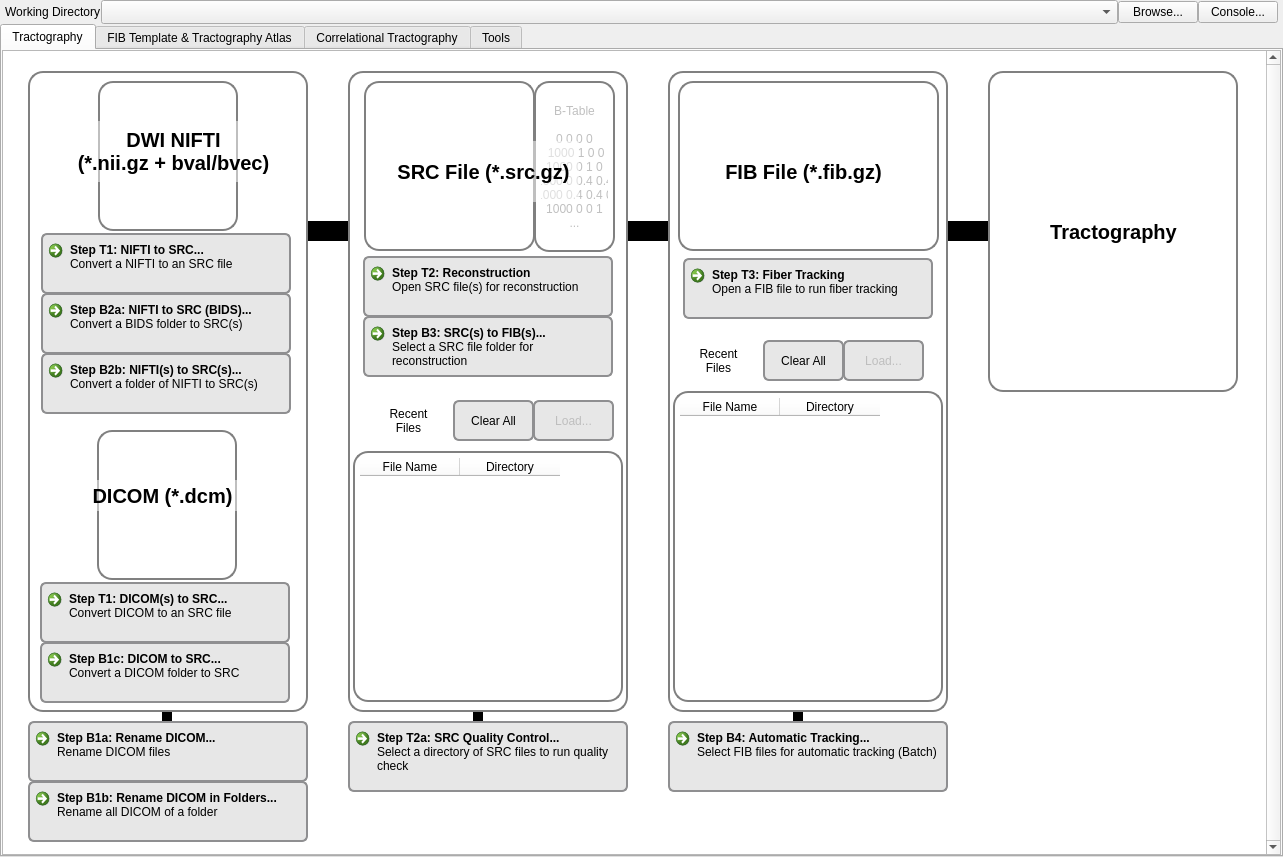
Before: the Qt Designer form mainwindow.ui in frankyeh/DSI-Studio, drawn with Qt 5.
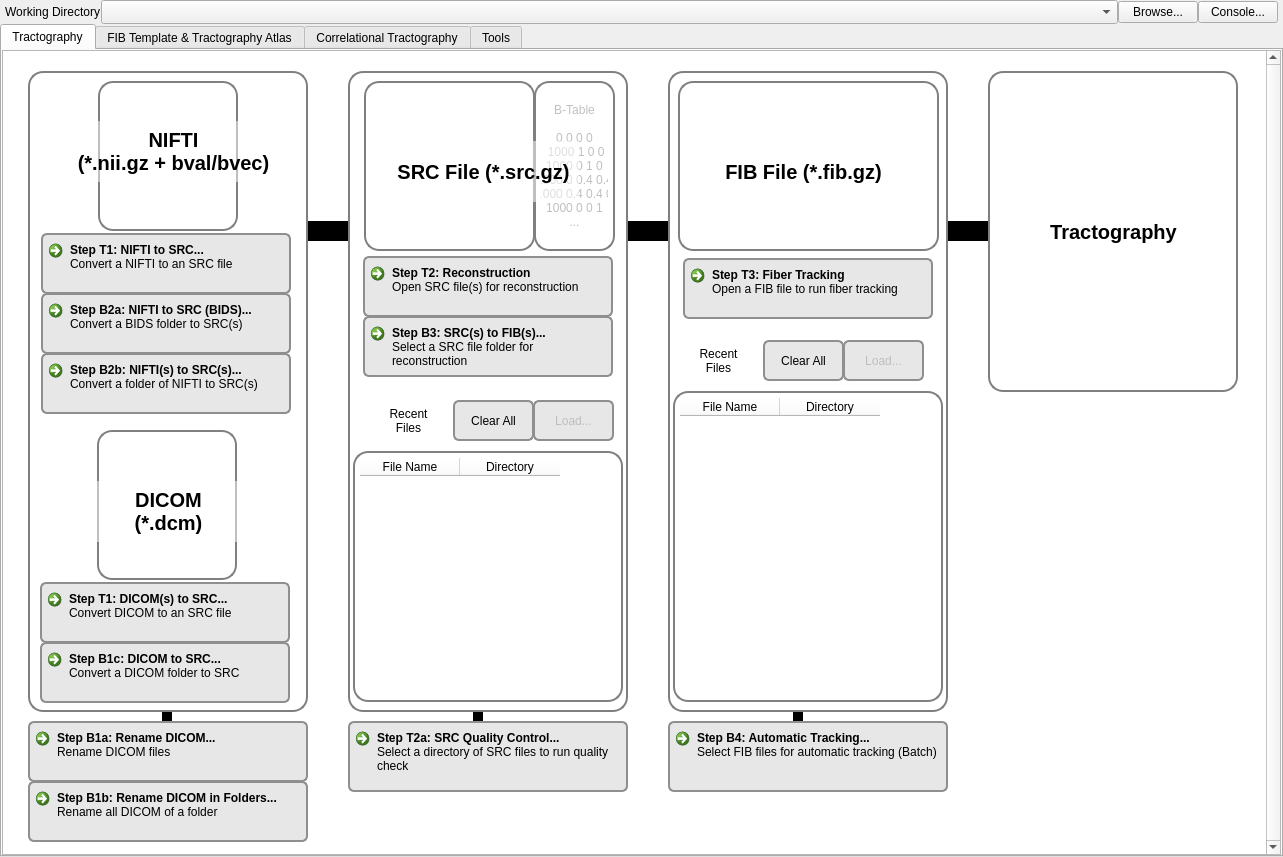
After: the same form once the commit is applied. The open tabs and pages were chosen to show the change. Icons and pictures are not drawn.

```diff
--- a/mainwindow.ui
+++ b/mainwindow.ui
@@ -182,7 +182,7 @@
            <property name="geometry">
             <rect>
              <x>0</x>
-             <y>-1105</y>
+             <y>0</y>
              <width>1254</width>
              <height>1900</height>
             </rect>
@@ -774,7 +774,7 @@
                 <string notr="true">QLabel { background-color: rgba(255, 255, 255, 127); }</string>
                </property>
                <property name="text">
-                <string>DWI NIFTI
+                <string>NIFTI
 (*.nii.gz + bval/bvec)</string>
                </property>
                <property name="alignment">
@@ -861,10 +861,10 @@
               <widget class="QLabel" name="label_44">
                <property name="geometry">
                 <rect>
-                 <x>84</x>
-                 <y>429</y>
+                 <x>90</x>
+                 <y>430</y>
                  <width>151</width>
-                 <height>31</height>
+                 <height>61</height>
                 </rect>
                </property>
                <property name="font">
@@ -877,7 +877,8 @@
                 <string notr="true">QLabel { background-color: rgba(255, 255, 255, 127); }</string>
                </property>
                <property name="text">
-                <string>DICOM (*.dcm)</string>
+                <string>DICOM
+(*.dcm)</string>
                </property>
                <property name="alignment">
                 <set>Qt::AlignCenter</set>
@@ -1127,7 +1128,7 @@
                  <x>531</x>
                  <y>30</y>
                  <width>81</width>
-                 <height>171</height>
+                 <height>170</height>
                 </rect>
                </property>
                <property name="styleSheet">
```
Left out of the diff: 4 changed lines with no effect on the pictures.
